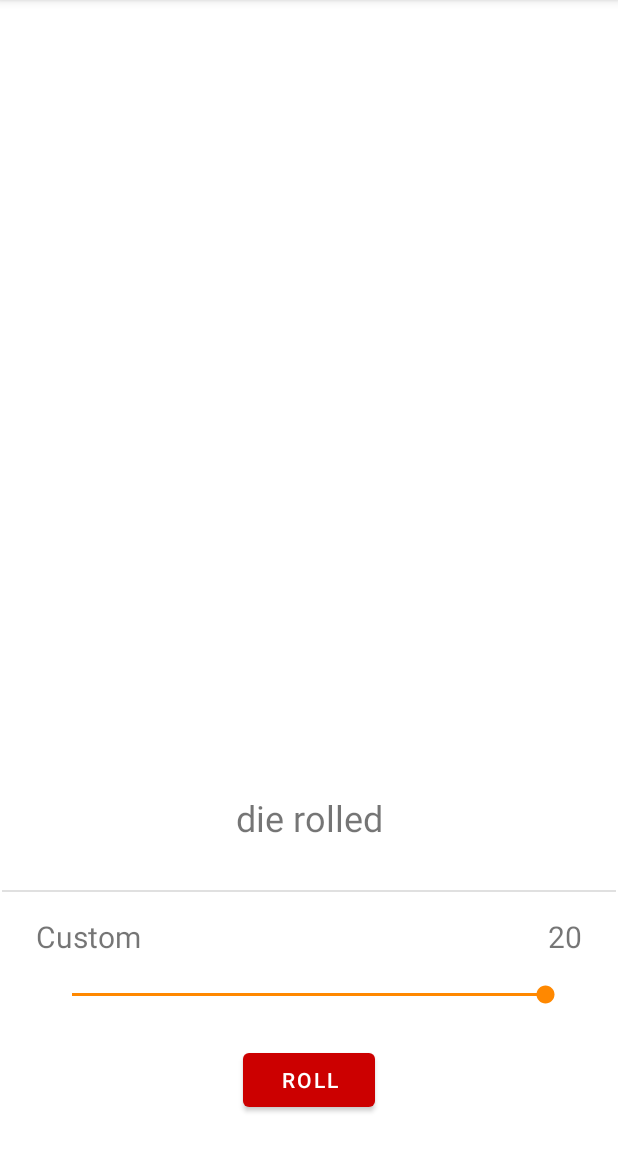
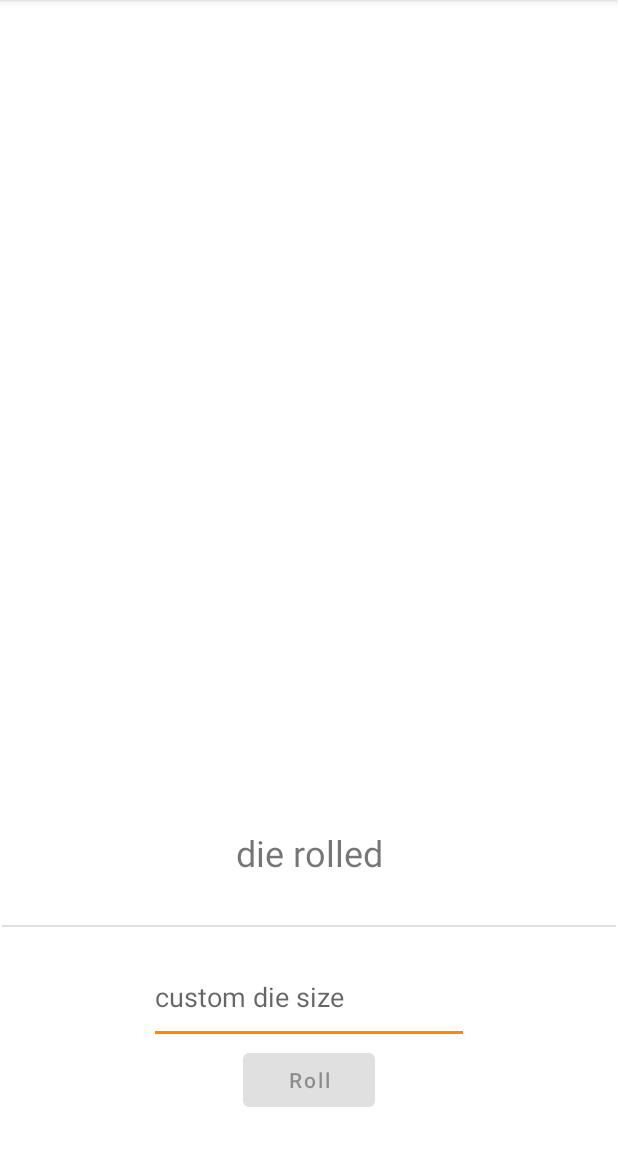
Before and after one commit to CubeOfCheese/DnDiceAndroidApp, an Android app: the fragment CustomFragment shown on its own in the app's theme, on a phone screen of 412 x 824 dp, the part 84-1236 px from its top. Run offline under Robolectric (Android 15) with nearby library versions, the phone set to English and light mode, and no system bars.

Commit message:
replaces seekbar with a text input for custom rolls

```diff
--- a/app/src/main/java/com/cubeofcheese/dndiceandroidapp/CustomFragment.kt
+++ b/app/src/main/java/com/cubeofcheese/dndiceandroidapp/CustomFragment.kt
@@ -6,8 +6,10 @@ import android.view.LayoutInflater
 import android.view.View
 import android.view.ViewGroup
 import android.widget.Button
+import android.widget.EditText
 import android.widget.SeekBar
 import android.widget.TextView
+import androidx.core.widget.doOnTextChanged
 import org.w3c.dom.Text
 import java.util.*
 
@@ -24,7 +26,7 @@ private const val ARG_PARAM2 = "param2"
 class CustomFragment : Fragment() {
     lateinit var resultsTextView: TextView
     lateinit var dieRolledView: TextView
-    lateinit var seekBar: SeekBar
+    lateinit var dieSizeInput: EditText
     lateinit var maxTextView: TextView
     lateinit var customRollButton: Button
 
@@ -46,32 +48,20 @@ class CustomFragment : Fragment() {
         super.onViewCreated(view, savedInstanceState)
         resultsTextView = view.findViewById(R.id.resultsTextView)
         dieRolledView = view.findViewById(R.id.dieRolledView)
-        seekBar = view.findViewById(R.id.seekBar)
-        maxTextView = view.findViewById(R.id.maxTextView)
+        dieSizeInput = view.findViewById(R.id.dieSizeInput)
         customRollButton = view.findViewById(R.id.rollButton)
 
-        seekBar!!.setOnSeekBarChangeListener(object : SeekBar.OnSeekBarChangeListener {
-            override fun onProgressChanged(seekbar: SeekBar?, p1: Int, p2: Boolean) {
-                maxTextView.text = seekbar?.progress.toString()
-            }
-
-            override fun onStartTrackingTouch(p0: SeekBar?) {
-//                TODO("Not yet implemented")
-            }
-
-            override fun onStopTrackingTouch(p0: SeekBar?) {
-//                TODO("Not yet implemented")
-            }
-        })
-
+        dieSizeInput.doOnTextChanged { text, start, before, count ->
+            customRollButton.isEnabled = !text.isNullOrBlank() // disabled when text is blank
+        }
         customRollButton.setOnClickListener {
-            if (seekBar.progress == 0) {
+            if (dieSizeInput.equals(0)) {
                 resultsTextView.text = "0"
             } else {
-                val rand = Random().nextInt(seekBar.progress) + 1
+                val rand = Random().nextInt(Integer.valueOf(dieSizeInput.text.toString())) + 1
                 resultsTextView.text = rand.toString()
             }
-            dieRolledView.text = "d" + seekBar.progress.toString()
+            dieRolledView.text = "d" + dieSizeInput.text.toString()
         }
     }
 
--- a/app/src/main/res/layout/fragment_custom.xml
+++ b/app/src/main/res/layout/fragment_custom.xml
@@ -6,7 +6,6 @@
     android:layout_height="match_parent"
     tools:context=".CustomFragment">
 
-    <!-- TODO: Update blank fragment layout -->
     <TextView
         android:id="@+id/resultsTextView"
         android:layout_width="wrap_content"
@@ -34,44 +33,9 @@
         android:layout_height="1dp"
         android:layout_marginStart="8dp"
         android:layout_marginEnd="8dp"
-        android:layout_marginBottom="16dp"
+        android:layout_marginBottom="150dp"
         android:background="?android:attr/listDivider"
-        app:layout_constraintBottom_toTopOf="@+id/textView"
-        app:layout_constraintEnd_toEndOf="parent"
-        app:layout_constraintStart_toStartOf="parent" />
-
-    <TextView
-        android:id="@+id/textView"
-        android:layout_width="wrap_content"
-        android:layout_height="wrap_content"
-        android:layout_marginStart="24dp"
-        android:layout_marginBottom="16dp"
-        android:text="Custom"
-        android:textSize="20sp"
-        app:layout_constraintBottom_toTopOf="@+id/seekBar"
-        app:layout_constraintStart_toStartOf="parent" />
-
-    <TextView
-        android:id="@+id/maxTextView"
-        android:layout_width="wrap_content"
-        android:layout_height="wrap_content"
-        android:layout_marginEnd="24dp"
-        android:layout_marginBottom="16dp"
-        android:text="20"
-        android:textSize="20sp"
-        app:layout_constraintBottom_toTopOf="@+id/seekBar"
-        app:layout_constraintEnd_toEndOf="parent" />
-
-    <SeekBar
-        android:id="@+id/seekBar"
-        android:layout_width="match_parent"
-        android:layout_height="wrap_content"
-        android:layout_marginStart="32dp"
-        android:layout_marginEnd="32dp"
-        android:layout_marginBottom="24dp"
-        android:max="20"
-        android:progress="20"
-        app:layout_constraintBottom_toTopOf="@+id/rollButton"
+        app:layout_constraintBottom_toBottomOf="parent"
         app:layout_constraintEnd_toEndOf="parent"
         app:layout_constraintStart_toStartOf="parent" />
 
@@ -83,6 +47,21 @@
         android:text="Roll"
         app:layout_constraintBottom_toBottomOf="parent"
         app:layout_constraintEnd_toEndOf="parent"
-        app:layout_constraintStart_toStartOf="parent" />
+        app:layout_constraintStart_toStartOf="parent"
+        android:enabled="false"/>
+
+    <EditText
+        android:id="@+id/dieSizeInput"
+        android:layout_width="wrap_content"
+        android:layout_height="0dp"
+        android:layout_marginTop="16dp"
+        android:contentDescription="Enter size of die"
+        android:ems="10"
+        android:hint="custom die size"
+        android:inputType="number"
+        app:layout_constraintBottom_toTopOf="@+id/rollButton"
+        app:layout_constraintEnd_toEndOf="parent"
+        app:layout_constraintStart_toStartOf="parent"
+        app:layout_constraintTop_toBottomOf="@+id/divider" />
 
 </androidx.constraintlayout.widget.ConstraintLayout>
--- a/app/src/main/res/values/themes.xml
+++ b/app/src/main/res/values/themes.xml
@@ -12,5 +12,6 @@
         <!-- Status bar color. -->
         <item name="android:statusBarColor">?attr/colorPrimaryVariant</item>
         <!-- Customize your theme here. -->
+        <item name="android:textAllCaps">false</item>
     </style>
 </resources>
```
